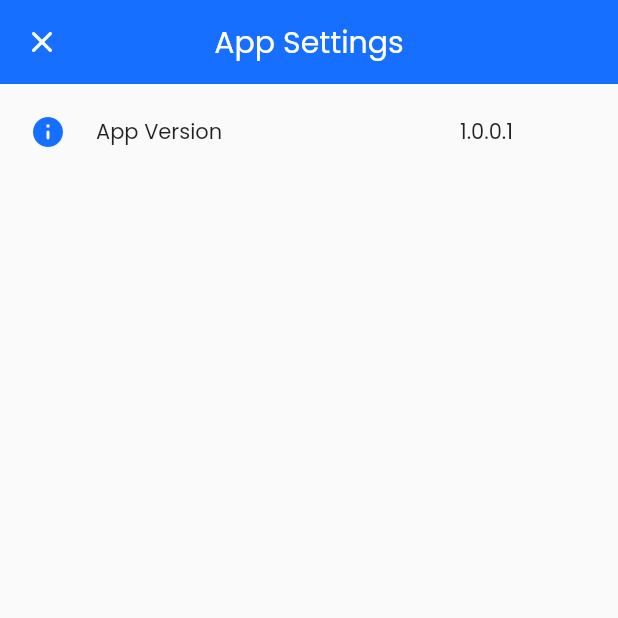
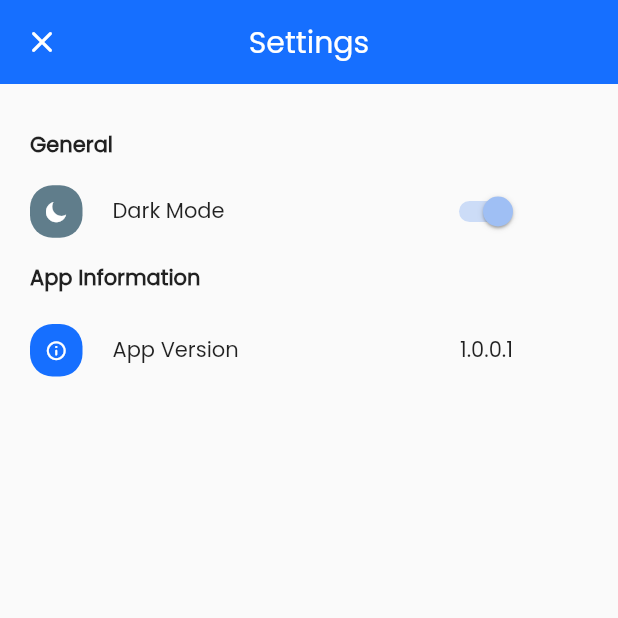
Before and after one commit to JH-Dev-Twitch/Scoops.Mobile, a Flutter app: the UserProfileView screen opened directly, after a tap on "App Settings", on a phone screen of 412 x 824 dp, the top half of it. Run offline on Flutter 3.47's test engine with Material 2 defaults, Android fonts, the phone set to English and light mode, and no system bars; our stand-ins replace cloud_firestore, firebase_auth, firebase_core, geolocator, get_it, google_sign_in and 2 more; missing offline and left inert: flutter_appcenter_bundle, geocoder; accounts and stored records are empty; network calls fail.

Commit message:
added model for settings needs to be improved for sure

```diff
--- a/src/scoops/lib/core/viewModels/app_settings_model.dart
+++ b/src/scoops/lib/core/viewModels/app_settings_model.dart
@@ -1,22 +1,69 @@
+import 'dart:ui';
+import 'package:flutter/material.dart';
+import 'package:flutter/widgets.dart';
 import 'package:package_info/package_info.dart';
 import 'package:scoops/core/enums/view_state.dart';
 import 'package:scoops/core/viewModels/base_model.dart';
+import 'package:scoops/ui/styling/custom_icons_icons.dart';
 import 'package:url_launcher/url_launcher.dart';
 
 class AppSettingsModel extends BaseModel {
-  String appVersion;
+  List<AppSettingGroup> settingGroups;
+  bool darkModeEnabled = true;
 
   Future loadPageData() async {
     setState(ViewState.Loading);
-    await Future.wait([loadAppInfo()]);
+    settingGroups = new List<AppSettingGroup>();
+    await loadGeneralSettings();
+    await loadAppInfo();
+
     setState(ViewState.Ready);
   }
 
   Future loadAppInfo() async {
+    var group = new AppSettingGroup();
+    group.groupName = "App Information";
     PackageInfo packageInfo = await PackageInfo.fromPlatform();
-    appVersion = "${packageInfo.version}.${packageInfo.buildNumber}";
+    group.settings.add(AppSetting(
+        "App Version",
+        "${packageInfo.version}.${packageInfo.buildNumber}",
+        Icons.info_outline_rounded,
+        Colors.blue,
+        rickRoll));
+    settingGroups.add(group);
   }
 
   Future rickRoll() async =>
       await launch('https://www.youtube.com/watch?v=YddwkMJG1Jo');
+
+  void toggleDarkMode() => this.darkModeEnabled = !darkModeEnabled;
+
+  Future loadGeneralSettings() async {
+    var group = new AppSettingGroup();
+    group.groupName = "General";
+    group.settings = [
+      new AppSetting("Dark Mode", darkModeEnabled.toString(),
+          CustomIcons.moon_inv, Colors.blueGrey, toggleDarkMode)
+    ];
+    settingGroups.add(group);
+  }
 }
+
+class AppSettingGroup {
+  String groupName;
+  List<AppSetting> settings;
+
+  AppSettingGroup() {
+    settings = new List<AppSetting>();
+  }
+}
+
+class AppSetting {
+  String name;
+  String value;
+  IconData icon;
+  Color iconColor;
+  Function callback;
+
+  AppSetting(this.name, this.value, this.icon, this.iconColor, this.callback);
+}
--- a/src/scoops/lib/ui/views/home.dart
+++ b/src/scoops/lib/ui/views/home.dart
@@ -42,10 +42,6 @@ class _ScoopsHomePageState extends State<ScoopsHomePage> {
                             children: [
                               Column(
                                 children: [
-                                  // ChipFilter(
-                                  //   filters: model.establishmentTypes,
-                                  //   tapped: model.tapped,
-                                  // ),
                                   SizedBox(
                                     height: 120,
                                     child: new ListView.separated(
--- a/src/scoops/lib/ui/views/settings/app_settings.dart
+++ b/src/scoops/lib/ui/views/settings/app_settings.dart
@@ -1,9 +1,10 @@
-import 'package:flutter/gestures.dart';
 import 'package:flutter/material.dart';
 import 'package:flutter/widgets.dart';
+import 'package:scoops/core/enums/view_state.dart';
 import 'package:scoops/core/viewModels/app_settings_model.dart';
 import 'package:scoops/ui/styling/app_style.dart';
 import 'package:scoops/ui/views/base_view.dart';
+import 'package:scoops/ui/widgets/common/icon_tile.dart';
 import 'package:scoops/ui/widgets/common/plain_app_bar.dart';
 
 class AppSettingsView extends StatefulWidget {
@@ -19,40 +20,116 @@ class _AppSettingsViewState extends State<AppSettingsView> {
     return BaseView<AppSettingsModel>(
       onModelReady: (model) async => await model.loadPageData(),
       builder: (context, model, child) => Scaffold(
-        appBar: PlainAppBar.buildAppBar(context, title: 'App Settings'),
-        body: SafeArea(
+        appBar: PlainAppBar.buildAppBar(context, title: 'Settings'),
+        body: SingleChildScrollView(
+          child: model.state == ViewState.Loading
+              ? Column(
+                  mainAxisAlignment: MainAxisAlignment.center,
+                  children: [
+                    Center(child: CircularProgressIndicator()),
+                  ],
+                )
+              : SafeArea(
                   child: Padding(
                   padding: const EdgeInsets.all(20),
                   child: Column(
                     mainAxisAlignment: MainAxisAlignment.start,
+                    crossAxisAlignment: CrossAxisAlignment.start,
                     children: [
-              GestureDetector(
-                  onLongPress: () => userConfirmation(
-                      context, () async => await model.rickRoll()),
+                      // buildGroupHeader("App Theme"),
+                      // insertDividers(Row(
+                      //   children: [
+                      //     Text('Dark Mode'),
+                      //     Spacer(),
+                      //     Switch(
+                      //         value: model.darkModeEnabled ?? false,
+                      //         onChanged: (bool) => {}),
+                      //   ],
+                      // )),
+                      buildGroups(model.settingGroups)
+                    ],
+                  ),
+                )),
+        ),
+      ),
+    );
+  }
+
+  Column buildGroups(List<AppSettingGroup> groups) {
+    var cols = new List<Column>();
+    for (var group in groups) {
+      var col = buildSettingGroup(group);
+      cols.add(col);
+    }
+    return Column(children: cols);
+  }
+
+  Column buildGroupSettings(List<AppSetting> properties) {
+    var items = new List<Widget>();
+    for (var setting in properties) {
+      if (setting.name == 'App Version') {
+        items.add(Padding(
+          padding: const EdgeInsets.symmetric(vertical: 10),
+          child: buildAppVersion(context, setting),
+        ));
+      } else if (setting.name == 'Dark Mode') {
+        items.add(buildDarkModeSwitch(setting));
+      } else {
+        items.add(Padding(
+          padding: const EdgeInsets.symmetric(vertical: 10),
           child: Row(
             mainAxisAlignment: MainAxisAlignment.start,
             children: [
               Padding(
                 padding: const EdgeInsets.only(right: 20),
-                        child: Icon(
-                          Icons.info_rounded,
-                          color: AppStyles.primaryTheme.primaryColor,
+                child: IconTile(
+                  setting.icon,
+                  setting.iconColor,
+                  Colors.white,
                 ),
               ),
-                      Text('App Version'),
+              Text(setting.name),
               Spacer(),
               Padding(
                 padding: const EdgeInsets.only(right: 50),
-                        child: Text(model.appVersion ?? "loading..."),
+                child: Text(setting.value ?? "loading..."),
               ),
             ],
-                  ))
+          ),
+        ));
+      }
+    }
+    return Column(children: items);
+  }
+
+  Widget buildAppVersion(BuildContext context, AppSetting setting) {
+    return GestureDetector(
+        onLongPress: () =>
+            userConfirmation(context, () async => await setting.callback()),
+        child: Row(
+          mainAxisAlignment: MainAxisAlignment.start,
+          children: [
+            Padding(
+              padding: const EdgeInsets.only(right: 20),
+              child: IconTile(Icons.info_outline_rounded,
+                  AppStyles.primaryTheme.primaryColor, Colors.white),
+            ),
+            Text(setting.name),
+            Spacer(),
+            Padding(
+              padding: const EdgeInsets.only(right: 50),
+              child: Text(setting.value ?? "loading..."),
+            ),
           ],
-          ),
-        )),
-      ),
+        ));
+  }
+
+  Column buildSettingGroup(AppSettingGroup group) => Column(
+        children: [
+          buildGroupHeader(group.groupName),
+          buildGroupSettings(group.settings)
+        ],
       );
-  }
 
   Future<void> userConfirmation(BuildContext context, Function callback) async {
     return showDialog(
@@ -74,4 +151,34 @@ class _AppSettingsViewState extends State<AppSettingsView> {
               ],
             ));
   }
+
+  Widget buildGroupHeader(String groupName) => Padding(
+        padding: const EdgeInsets.symmetric(vertical: 10),
+        child: Row(
+          children: [
+            Text(
+              groupName,
+              style: const TextStyle(fontWeight: FontWeight.bold),
+            ),
+          ],
+        ),
+      );
+
+  Widget buildDarkModeSwitch(AppSetting setting) => Row(
+        mainAxisAlignment: MainAxisAlignment.start,
+        children: [
+          Padding(
+            padding: const EdgeInsets.only(right: 20),
+            child: IconTile(setting.icon, setting.iconColor, Colors.white),
+          ),
+          Text(setting.name),
+          Spacer(),
+          Padding(
+            padding: const EdgeInsets.only(right: 40),
+            child: Switch(
+                value: setting.value == "true",
+                onChanged: (value) => setting.callback()),
+          ),
+        ],
+      );
 }
--- a/src/scoops/lib/ui/views/user/user_profile.dart
+++ b/src/scoops/lib/ui/views/user/user_profile.dart
@@ -42,19 +42,19 @@ class UserProfileView extends StatelessWidget {
                             buildActionButton(
                                 'App Settings',
                                 Icons.settings_rounded,
-                                Colors.blue[600],
-                                Colors.blue[50],
+                                Colors.white,
+                                Colors.blue,
                                 () => Navigator.pushNamed(
                                     context, Routes.AppSettings)),
                             buildActionButton(
                                 'Preferences',
                                 Icons.bookmark_border_rounded,
-                                Colors.purple[600],
-                                Colors.purple[50],
+                                Colors.white,
+                                Colors.purple,
                                 () => Navigator.pushNamed(
                                     context, Routes.UserPreferences)),
                             buildActionButton('Ratings', Icons.star_rounded,
-                                Colors.yellow[600], Colors.yellow[50], null),
+                                Colors.white, Colors.green, null),
                             Spacer(),
                             buildActionButton('Sign Out', Icons.logout,
                                 Colors.red, Colors.red[100], () async {
@@ -119,7 +119,7 @@ class UserProfileView extends StatelessWidget {
                   icon,
                   color: iconColor,
                 ),
-                padding: EdgeInsets.all(15),
+                padding: EdgeInsets.all(10),
               ),
               Center(
                   child: Text(
--- /dev/null
+++ b/src/scoops/lib/ui/widgets/common/icon_tile.dart
@@ -0,0 +1,25 @@
+import 'package:flutter/widgets.dart';
+
+class IconTile extends StatelessWidget {
+  IconTile(this.icon, this.backgroundColor, this.iconColor,
+      {this.iconSize = 15});
+
+  IconData icon;
+  Color iconColor;
+  Color backgroundColor;
+  double iconSize;
+  @override
+  Widget build(BuildContext context) {
+    return Container(
+      padding: const EdgeInsets.all(10),
+      decoration: BoxDecoration(
+          color: backgroundColor,
+          borderRadius: BorderRadius.all(Radius.circular(15))),
+      child: Icon(
+        icon,
+        color: iconColor,
+        size: iconSize,
+      ),
+    );
+  }
+}
```
Lines whose indentation alone changed are shown as unchanged.
